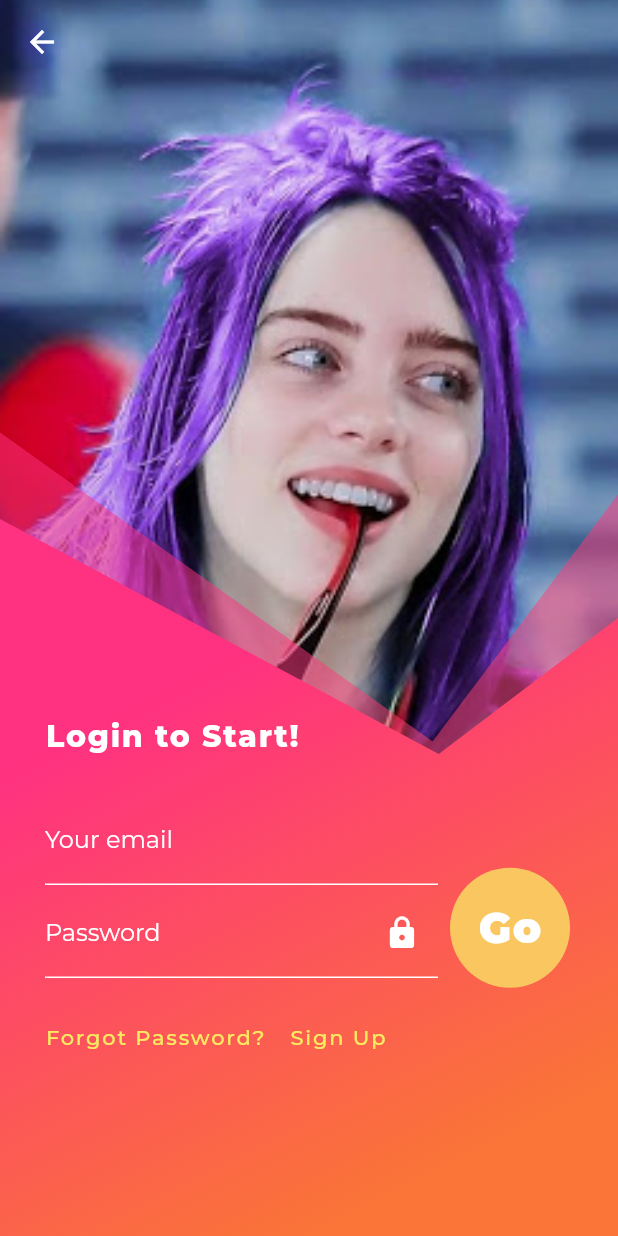
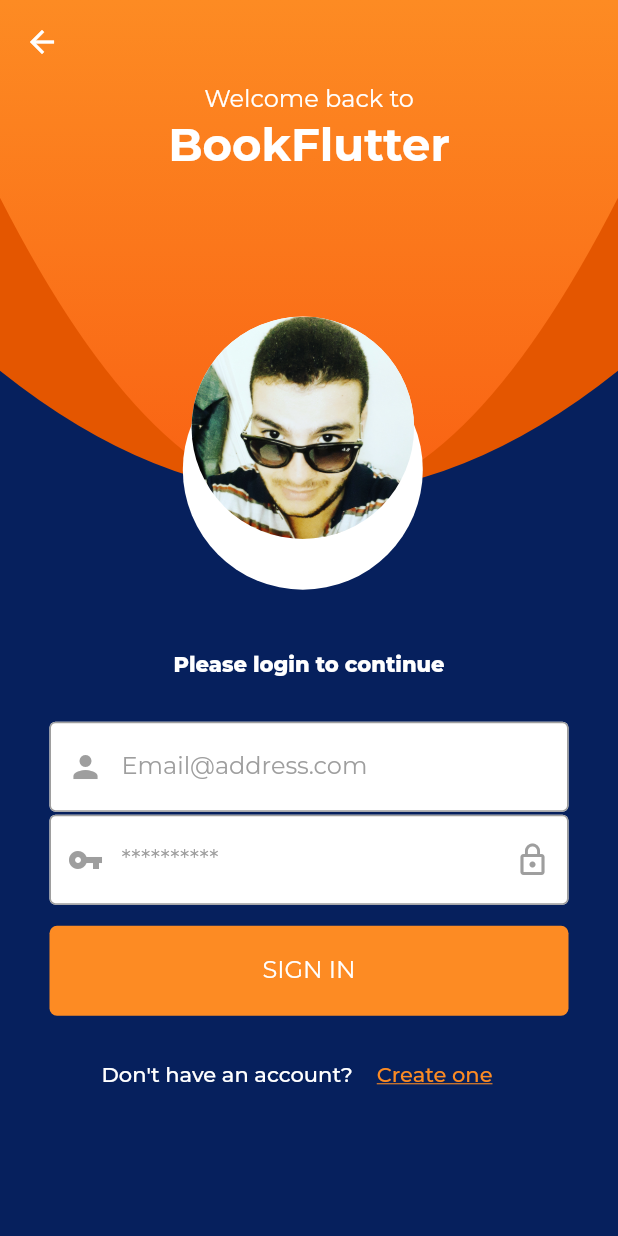
Before and after one commit to ahmedashraf722/Flutter_Marathon_Screen, a Flutter app: the Register3 screen opened directly, after a tap on "Go", on a phone screen of 412 x 824 dp. Run offline on Flutter 3.47's test engine with Material 2 defaults, Android fonts, the phone set to English and light mode, and no system bars; our stand-ins replace font_awesome_flutter, google_fonts.

Commit message:
Add Register 4

```diff
--- a/lib/registers/registration3.dart
+++ b/lib/registers/registration3.dart
@@ -1,5 +1,6 @@
 import 'package:flutter/material.dart';
 import 'package:google_fonts/google_fonts.dart';
+import 'package:marathon/registers/registration4.dart';
 
 class Register3 extends StatefulWidget {
   @override
@@ -155,7 +156,10 @@ class _Register3State extends State<Register3> {
         Transform.translate(
           offset: Offset(-2, 25),
           child: InkWell(
-            onTap: () {},
+            onTap: () {
+              Navigator.push(context,
+                  MaterialPageRoute(builder: (context) => Register4()));
+            },
             child: Container(
               width: 80,
               height: 80,
--- /dev/null
+++ b/lib/registers/registration4.dart
@@ -0,0 +1,296 @@
+import 'package:flutter/material.dart';
+import 'package:google_fonts/google_fonts.dart';
+
+class Register4 extends StatefulWidget {
+  @override
+  _Register4State createState() => _Register4State();
+}
+
+class _Register4State extends State<Register4> {
+  var _key = GlobalKey<FormState>();
+
+  final TextEditingController _editingEmailController = TextEditingController();
+  final TextEditingController _editingPasswordController =
+      TextEditingController();
+
+  @override
+  void dispose() {
+    _editingEmailController.dispose();
+    _editingPasswordController.dispose();
+    super.dispose();
+  }
+
+  @override
+  Widget build(BuildContext context) {
+    return Theme(
+      data: ThemeData(
+        fontFamily: GoogleFonts.montserrat().fontFamily,
+      ),
+      child: CustomPaint(
+        painter: BackGround(),
+        child: Scaffold(
+          backgroundColor: Colors.transparent,
+          appBar: AppBar(
+            backgroundColor: Colors.transparent,
+            elevation: 0,
+          ),
+          body: Stack(
+            children: [
+              _titleLogin(context),
+              _profileTitle(context),
+              _bodyProfile(context),
+            ],
+          ),
+        ),
+      ),
+    );
+  }
+
+  Widget _profileTitle(BuildContext context) {
+    return Positioned(
+      left: MediaQuery.of(context).size.width * 0.30,
+      right: MediaQuery.of(context).size.width * 0.32,
+      top: 155,
+      child: Container(
+        width: MediaQuery.of(context).size.width * 0.18,
+        height: MediaQuery.of(context).size.height * 0.18,
+        decoration: BoxDecoration(
+          color: Colors.white,
+          shape: BoxShape.circle,
+          image: DecorationImage(
+              image: AssetImage("assets/images/share/a.jpg"),
+              fit: BoxFit.cover),
+        ),
+      ),
+    );
+  }
+
+  Widget _titleLogin(BuildContext context) {
+    return Positioned(
+      left: 0,
+      top: 0,
+      right: 0,
+      bottom: MediaQuery.of(context).size.height * 0.10,
+      child: Column(
+        children: [
+          Text(
+            "Welcome back to",
+            style: TextStyle(
+              color: Colors.white,
+              fontSize: 16,
+              fontWeight: FontWeight.w400,
+            ),
+          ),
+          SizedBox(height: 2),
+          Text(
+            "BookFlutter",
+            style: TextStyle(
+              color: Colors.white,
+              fontSize: 30,
+              fontWeight: FontWeight.bold,
+            ),
+          ),
+        ],
+      ),
+    );
+  }
+
+  Widget _bodyProfile(BuildContext context) {
+    return Positioned(
+      left: 0,
+      right: 0,
+      bottom: MediaQuery.of(context).size.height * 0.12,
+      child: SingleChildScrollView(
+        child: Column(
+          children: [
+            Text(
+              "Please login to continue",
+              style: TextStyle(
+                color: Colors.white,
+                fontWeight: FontWeight.w800,
+                fontSize: 14,
+              ),
+            ),
+            _formLogin(context),
+          ],
+        ),
+      ),
+    );
+  }
+
+  Widget _formLogin(BuildContext context) {
+    return Padding(
+      padding: EdgeInsets.only(right: 33, left: 33, top: 30),
+      child: Form(
+        key: _key,
+        child: Column(
+          children: [
+            TextFormField(
+              style: TextStyle(
+                color: Colors.grey,
+              ),
+              controller: _editingEmailController,
+              decoration: InputDecoration(
+                fillColor: Colors.white,
+                filled: true,
+                hoverColor: Colors.white,
+                border:
+                    OutlineInputBorder(borderRadius: BorderRadius.circular(5)),
+                prefixIcon: Icon(
+                  Icons.person,
+                  color: Colors.grey,
+                ),
+                hintText: "Email@address.com",
+                hintStyle: TextStyle(
+                  color: Colors.grey,
+                ),
+                enabledBorder: OutlineInputBorder(
+                    borderSide: BorderSide(color: Colors.grey)),
+                focusedBorder: OutlineInputBorder(
+                    borderSide: BorderSide(color: Color(0xff06205d))),
+              ),
+            ),
+            SizedBox(height: 2),
+            TextFormField(
+              style: TextStyle(
+                color: Colors.grey,
+              ),
+              controller: _editingPasswordController,
+              obscureText: true,
+              decoration: InputDecoration(
+                fillColor: Colors.white,
+                filled: true,
+                hoverColor: Colors.white,
+                hintText: "**********",
+                hintStyle: TextStyle(
+                  color: Colors.grey,
+                ),
+                border:
+                    OutlineInputBorder(borderRadius: BorderRadius.circular(5)),
+                prefixIcon: Icon(
+                  Icons.vpn_key,
+                  color: Colors.grey,
+                ),
+                suffixIcon: Icon(
+                  Icons.lock_outline,
+                  color: Colors.grey,
+                ),
+                enabledBorder: OutlineInputBorder(
+                    borderSide: BorderSide(color: Colors.grey)),
+                focusedBorder: OutlineInputBorder(
+                    borderSide: BorderSide(color: Color(0xff06205d))),
+              ),
+            ),
+            SizedBox(height: 14),
+            Container(
+              width: MediaQuery.of(context).size.width * 0.84,
+              height: 60,
+              decoration: BoxDecoration(
+                color: Color(0xfffd8b23),
+                borderRadius: BorderRadius.all(Radius.circular(5)),
+              ),
+              child: Center(
+                child: Text(
+                  "SIGN IN",
+                  style: TextStyle(
+                    color: Colors.white,
+                    fontSize: 16,
+                  ),
+                ),
+              ),
+            ),
+            _actionEnd(context)
+          ],
+        ),
+      ),
+    );
+  }
+
+  Color _colorText = Color(0xfffd8b23);
+
+  Widget _actionEnd(BuildContext context) {
+    return Transform.translate(
+      offset: Offset(0, 15),
+      child: Row(
+        mainAxisAlignment: MainAxisAlignment.center,
+        crossAxisAlignment: CrossAxisAlignment.center,
+        children: [
+          FlatButton(
+            padding: EdgeInsets.zero,
+            onPressed: () {},
+            child: Text(
+              "Don't have an account?",
+              style: TextStyle(
+                color: Colors.white,
+              ),
+            ),
+          ),
+          FlatButton(
+            onPressed: () {},
+            child: Text(
+              "Create one",
+              style: TextStyle(
+                decoration: TextDecoration.underline,
+                color: _colorText,
+              ),
+            ),
+          ),
+        ],
+      ),
+    );
+  }
+}
+
+class BackGround extends CustomPainter {
+  @override
+  void paint(Canvas canvas, Size size) {
+    Paint paint = Paint();
+    paint.color = Color(0xff06205d);
+    canvas.drawPaint(paint);
+
+    Path path2 = Path();
+    path2.lineTo(0, 0);
+    path2.lineTo(0, size.height * 0.3);
+    path2.quadraticBezierTo(
+        size.width * 0.5, size.height * 0.50, size.width, size.height * 0.3);
+    path2.lineTo(size.width, 0);
+    path2.lineTo(0, 0);
+    path2.close();
+    paint.color = Color(0xffE45600);
+    canvas.drawPath(path2, paint);
+
+    Path path1 = Path();
+
+    path1.lineTo(0, 0);
+    path1.lineTo(0, size.height * 0.16);
+    path1.quadraticBezierTo(
+        size.width * 0.5, size.height * 0.65, size.width, size.height * 0.16);
+    path1.lineTo(size.width, 0);
+    path1.lineTo(0, 0);
+    path1.close();
+    Gradient gradient1 = LinearGradient(
+      begin: Alignment.topCenter,
+      end: Alignment.bottomCenter,
+      colors: [
+        Color(0xfffd8b23),
+        Color(0xfff96213),
+      ],
+      stops: [
+        0.0,
+        0.4,
+      ],
+    );
+    Rect rect1 = Rect.fromLTWH(0, 0, size.width, size.height);
+    paint.shader = gradient1.createShader(rect1);
+    canvas.drawPath(path1, paint);
+    Paint paint2 = Paint();
+    paint2.color = Colors.white;
+    canvas.drawCircle(
+        Offset(size.width * 0.49, size.height * 0.38), 80, paint2);
+  }
+
+  @override
+  bool shouldRepaint(CustomPainter oldDelegate) {
+    return false;
+  }
+}
```
